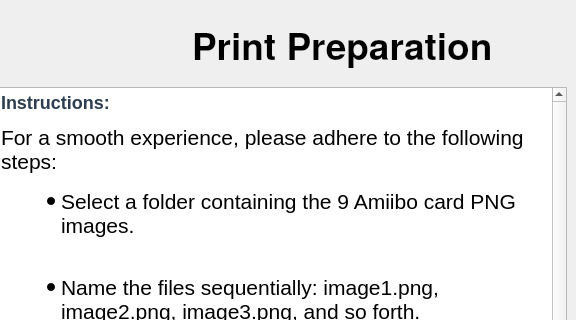
Qt form WindowsQT/PDFGeneratorUI.ui (radio0but/amiibocardscript) before a commit; both pictures show x 199 to 775 and y 0 to 320 of the 775 by 540 pixel window.
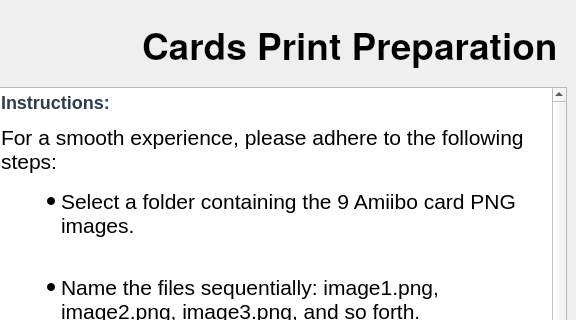
The same form after that commit. Icons and pictures are not drawn.

Patch:
```diff
--- a/WindowsQT/PDFGeneratorUI.ui
+++ b/WindowsQT/PDFGeneratorUI.ui
@@ -49,7 +49,7 @@
             </font>
            </property>
            <property name="text">
-            <string>Print Preparation</string>
+            <string>Cards Print Preparation</string>
            </property>
           </widget>
          </item>
```
